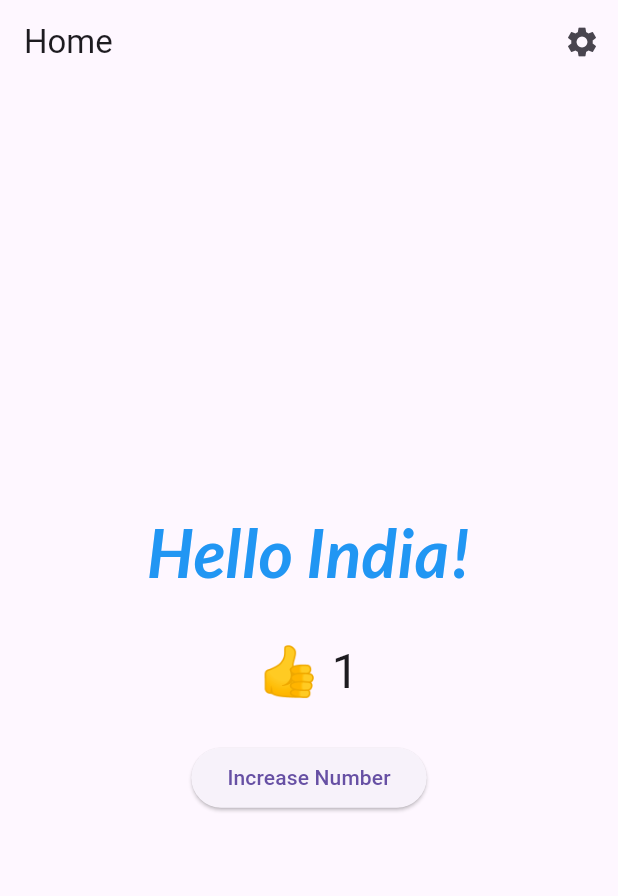
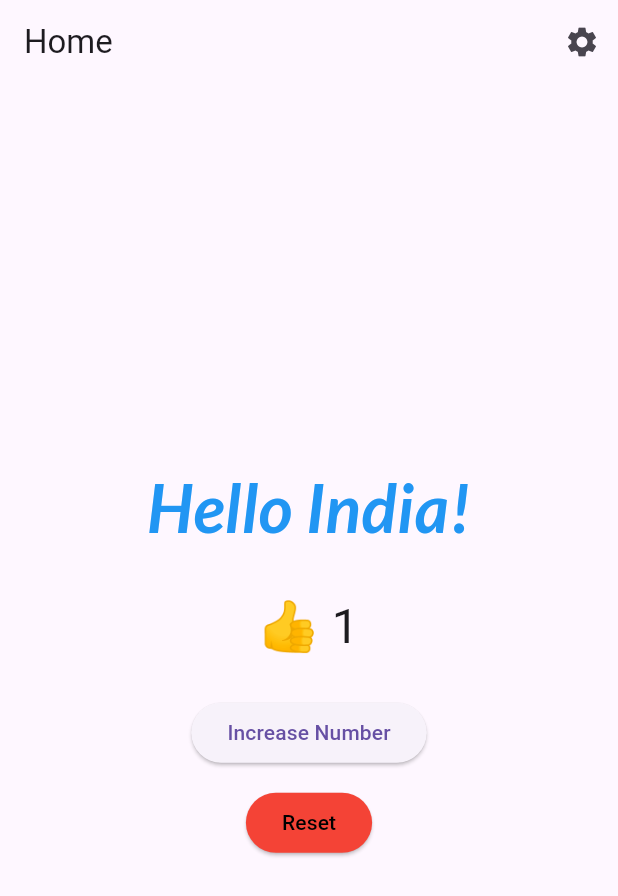
Before and after one commit to divyanshkumarindia/flutter_projects, a Flutter app: the screen it shows after launch, after a tap on "Increase Number", on a phone screen of 412 x 824 dp. Shown: the top 896 px of the screen. Run offline on Flutter 3.47's test engine with Material 3 defaults, Android fonts, the phone set to English and light mode, and no system bars; our stand-ins replace google_fonts, shared_preferences.

Commit message:
Added persistence for counter and reset button

```diff
--- a/01_click_counter/lib/main.dart
+++ b/01_click_counter/lib/main.dart
@@ -2,49 +2,69 @@ import 'package:flutter/foundation.dart';
 import 'package:flutter/material.dart';
 import 'package:google_fonts/google_fonts.dart';
 import 'package:provider/provider.dart';
+import 'package:shared_preferences/shared_preferences.dart';
 
-// The difference between provider and setState is that, provider allows state to be shared across multiple widgets and screens,
-// while setState is limited to the widget it is called in.
-// It's a more scalable way to manage state in larger apps.
+// The entry point of the application.
+void main() => runApp(const MyApp());
 
-// Entry point — start the app with MyApp as root.
-void main() => runApp(const MyApp());
-// The app starts here.
-// runApp() tells Flutter to render the widget tree starting with MyApp.
-
-// CounterProvider for state management.
-// where the count lives and how it's updated
-class CounterProvider extends ChangeNotifier { // -----------------
+/// Manages the state of the counter.
+///
+/// This provider handles loading, saving, incrementing, and resetting the
+/// counter value, persisting it across app sessions using [SharedPreferences].
+class CounterProvider extends ChangeNotifier {
+  static const _prefsKey = 'counter_value';
   int _count = 0;
   int get count => _count;
-  // _count is a private integer (starts at 0).
-  // get count => _count; gives read access to the value.
+
+  CounterProvider() {
+    _loadFromPrefs();
+  }
+
+  /// Loads the counter value from shared preferences.
+  ///
+  /// If no value is found, it defaults to 0.
+  Future<void> _loadFromPrefs() async {
+    final prefs = await SharedPreferences.getInstance();
+    _count = prefs.getInt(_prefsKey) ?? 0;
+    notifyListeners();
+  }
+
+  /// Saves the current counter value to shared preferences.
+  Future<void> _saveToPrefs() async {
+    final prefs = await SharedPreferences.getInstance();
+    await prefs.setInt(_prefsKey, _count);
+  }
 
   void increment() {
     _count++;
-    // changing the state
-    notifyListeners(); // ---------------------
-  // Why ChangeNotifier and notifyListeners? // <-----
-  // ChangeNotifier is a simple way to notify any listening widgets that the state changed.
-  // notifyListeners() tells Provider: "Hey, something changed — rebuild listening widgets."
+    _saveToPrefs();
+    notifyListeners();
   }
+
+  // ---------------------------------------------------------------
+  // Reset the counter to zero and persist the change.
+  void reset() {
+    _count = 0;
+    _saveToPrefs();
+    notifyListeners();
+  }
+  // reset() updates the provider's internal value and persists it.
+  // notifyListeners() causes widgets that watch the provider (your UI)
+  // to rebuild and show the new value.
+
+  // Because _saveToPrefs() stores the value in SharedPreferences,
+  // the zeroed value is preserved across app reloads.
+  // ---------------------------------------------------------------
 }
 
-// Root application widget.
 class MyApp extends StatelessWidget {
   const MyApp({super.key});
-  // we used super.key to pass the key to the superclass constructor.
-  // key is an optional parameter that helps Flutter identify widgets uniquely in the widget tree.
 
   @override
   Widget build(BuildContext context) {
-    return ChangeNotifierProvider( // ------------
-      // This makes CounterProvider available to all widgets below it in the widget tree.
-      create: (_) => CounterProvider(), // ---------
-      // Provider is a state management solution for Flutter.
-      child: MaterialApp( // ---------------------
-        // This wraps your MaterialApp with a Provider,
-        // that makes CounterProvider available to the widget tree.
+    return ChangeNotifierProvider(
+      create: (_) => CounterProvider(),
+      child: MaterialApp(
         debugShowCheckedModeBanner: false,
         title: 'Flutter Basic App',
         theme: ThemeData(primarySwatch: Colors.blue),
@@ -54,15 +74,12 @@ class MyApp extends StatelessWidget {
   }
 }
 
-// Home screen.
 class MyHomePage extends StatelessWidget {
   const MyHomePage({super.key});
 
   @override
   Widget build(BuildContext context) {
-
     final counter = context.watch<CounterProvider>();
-    //This line tells Flutter: “I want to read CounterProvider here and rebuild when it changes.”
 
     return Scaffold(
       appBar: AppBar(
@@ -81,6 +98,8 @@ class MyHomePage extends StatelessWidget {
         child: Column(
           mainAxisAlignment: MainAxisAlignment.center,
           children: [
+
+            // Styled text using Google Fonts
             Text(
               'Hello India!',
               style: GoogleFonts.lato(
@@ -92,19 +111,31 @@ class MyHomePage extends StatelessWidget {
                 ),
               ),
             ),
+
+            // Counter display
             const SizedBox(height: 24),
-            Text(
-              '👍 ${counter.count}',
-              style: const TextStyle(fontSize: 32),
+            Text('👍 ${counter.count}', style: const TextStyle(fontSize: 32)),
+            const SizedBox(height: 24),
+
+            // Increment Button
+            ElevatedButton(
+              onPressed: () => Provider.of<CounterProvider>(
+                context,
+                listen: false,
+              ).increment(),
+              child: const Text('Increase Number'),
             ),
-            const SizedBox(height: 24),
+
+            // Reset Button (ADDED)
+            const SizedBox(height: 12),
             ElevatedButton(
-              onPressed: () => Provider.of<CounterProvider>(context, listen: false).increment(),
-              // This finds the CounterProvider instance (listen: false means "don't subscribe here") and calls increment().
-              // Inside increment():
-              // -- _count++ increases the stored number.
-              // -- notifyListeners() tells Provider to rebuild any widgets that are watching this provider.
-              child: const Text('Increase Number'),
+              style: ElevatedButton.styleFrom(
+                foregroundColor: Colors.black,
+                backgroundColor: Colors.red,
+              ),
+              onPressed: () =>
+                  Provider.of<CounterProvider>(context, listen: false).reset(),
+              child: const Text('Reset'),
             ),
           ],
         ),
@@ -112,21 +143,3 @@ class MyHomePage extends StatelessWidget {
     );
   }
 }
-
-  // Tiny glossary for terms used:
-  // Widget: a UI building block (buttons, text, layout containers).
-  // StatelessWidget: a widget that doesn't store state.
-  // StatefulWidget + State: a widget that stores mutable state inside a State object.
-  // Provider: a package that makes state available to widgets and notifies listeners when it changes.
-  // ChangeNotifier: an object that can notify listeners about changes.
-  // notifyListeners(): call this after changing state so widgets rebuild.
-  // context.watch<T>(): read and subscribe to a Provider<T>.
-  // Provider.of<T>(context, listen: false): read Provider<T> without subscribing.
-
-  // Quick notes / improvements you might consider:
-  // Persist the counter (e.g., SharedPreferences) if you want it across app restarts.
-  // Add persistence so the count is stored across app launches.
-  // For larger state needs, consider more structured patterns (Riverpod, Bloc) — but Provider is fine for this use case.
-  // Explore using Riverpod or Bloc for more complex state management.
-
-// That's it! A simple click counter app using Provider for state management.
```
